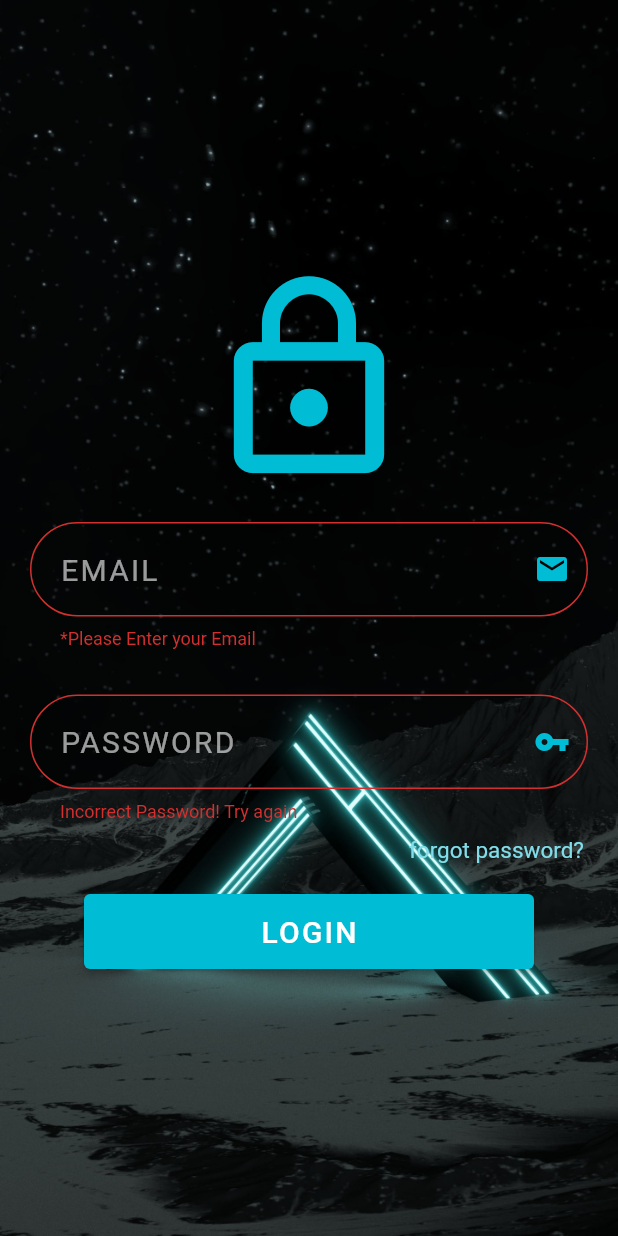
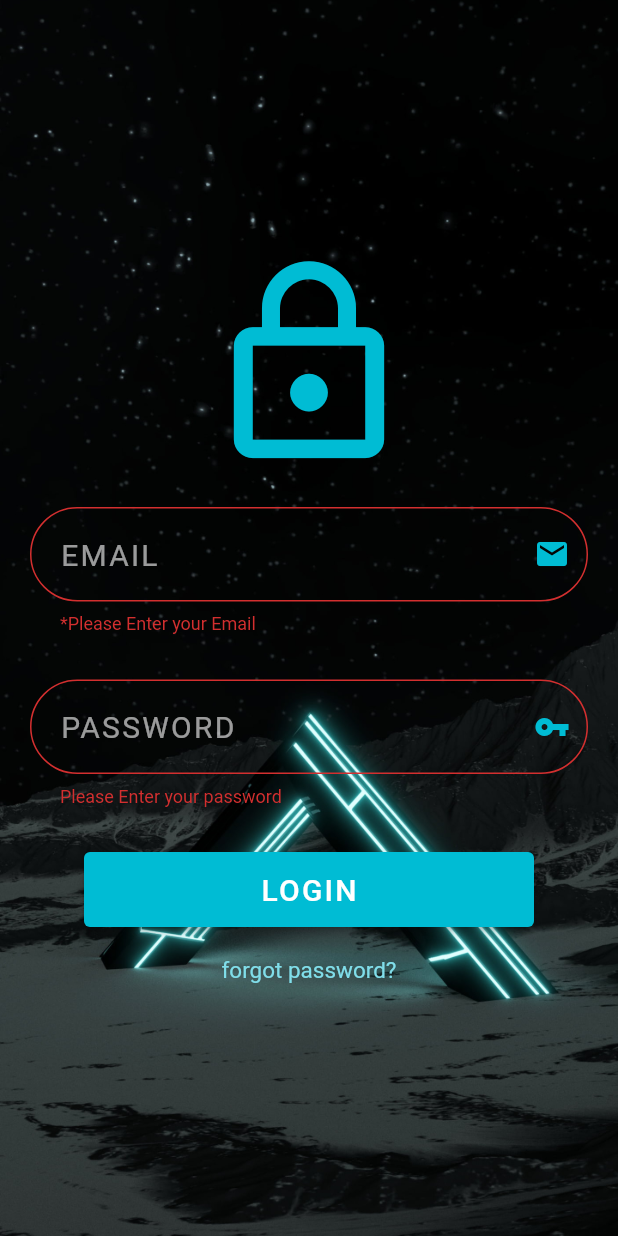
Before and after one commit to Manojkc15/flutter_login_UI, a Flutter app: the screen it shows after launch, after a tap on "LOGIN", on a phone screen of 412 x 824 dp. Run offline on Flutter 3.47's test engine with Material 2 defaults, Android fonts, the phone set to English and light mode, and no system bars.

Commit message:
updates UI

```diff
--- a/lib/main.dart
+++ b/lib/main.dart
@@ -88,7 +88,7 @@ class _MyAppState extends State<MyApp> {
                         autofocus: false,
                         validator: (value) {
                           if (value == null || value.isEmpty) {
-                            return 'Incorrect Password! Try again';
+                            return 'Please Enter your password';
                           }
                           if (value.length < 8 || value.length > 14) {
                             return 'Should contain 8-14 charecters';
@@ -125,19 +125,6 @@ class _MyAppState extends State<MyApp> {
                         ),
                       ),
                     ),
-                    Padding(
-                      padding: EdgeInsets.only(left: 250.0),
-                      child: InkWell(
-                        child: Text(
-                          'forgot password?',
-                          style: TextStyle(
-                            fontSize: 15.0,
-                            color: Colors.cyan[200],
-                          ),
-                        ),
-                        onTap: () {},
-                      ),
-                    ),
                     SizedBox(height: 20.0),
                     Container(
                       height: 50.0,
@@ -162,7 +149,8 @@ class _MyAppState extends State<MyApp> {
                             backgroundColor: Colors.cyan,
                           );
                           if (_formKey.currentState!.validate()) {
-                            ScaffoldMessenger.of(context).showSnackBar(snackBar);
+                            ScaffoldMessenger.of(context)
+                                .showSnackBar(snackBar);
                           }
                           _textEditControlEmail.clear();
                           _textEditControlPassword.clear();
@@ -176,6 +164,19 @@ class _MyAppState extends State<MyApp> {
                         ),
                       ),
                     ),
+                    Container(
+                      margin: EdgeInsets.only(top: 20.0),
+                      child: InkWell(
+                        child: Text(
+                          'forgot password?',
+                          style: TextStyle(
+                            fontSize: 15.0,
+                            color: Colors.cyan[200],
+                          ),
+                        ),
+                        onTap: () {},
+                      ),
+                    ),
                   ],
                 ),
               ],
```
